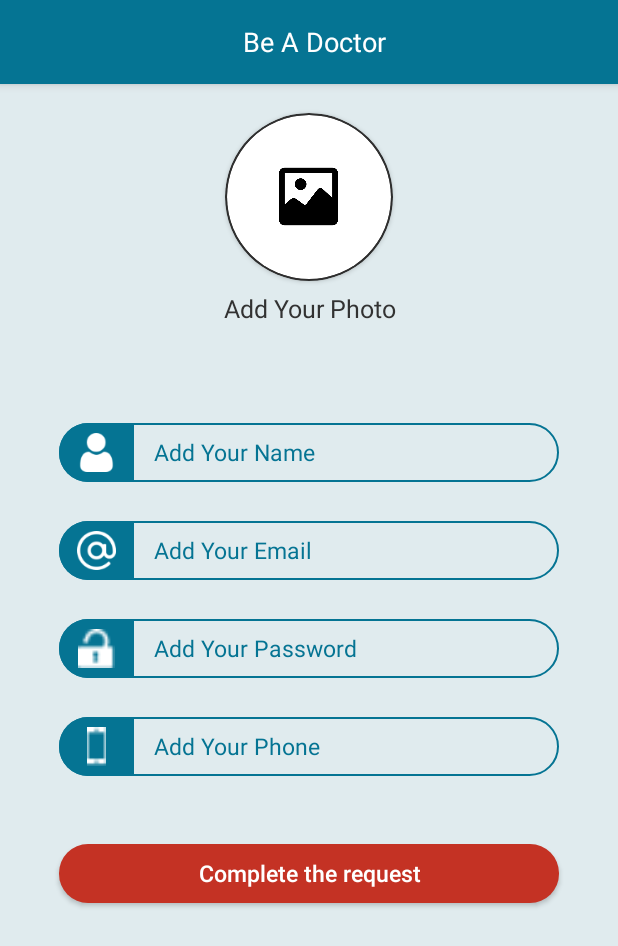
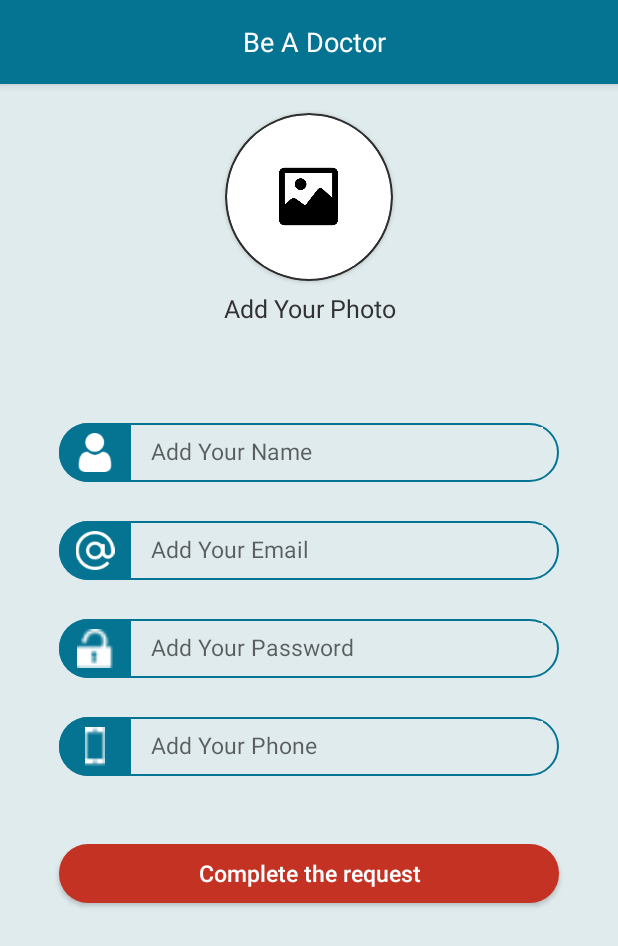
Before and after one commit to BeSolutionsMobile/KonsilAndroid, an Android app: the be_a_doctor screen opened directly, with no data from a screen before it, on a phone screen of 412 x 824 dp. Shown: the top 946 px of the screen. Run offline under Robolectric (Android 15) with nearby library versions, the light colour scheme and no system bars; our stand-ins replace sdp/ssp sizes.

Commit message:
new commit

```diff
--- a/app/src/main/res/layout/be_a_doctor.xml
+++ b/app/src/main/res/layout/be_a_doctor.xml
@@ -67,12 +67,16 @@
             android:src="@drawable/person_name"
             android:padding="@dimen/_5sdp"
             android:layout_height="match_parent"/>
-        <TextView
+        <EditText
             android:layout_weight=".85"
             android:layout_width="0dp"
             android:layout_height="match_parent"
-            android:text="@string/add_your_name"
+            android:hint="@string/add_your_name"
             android:gravity="center|left"
+            android:background="@color/color1"
+            android:layout_marginTop="@dimen/_2sdp"
+            android:layout_marginBottom="@dimen/_3sdp"
+            android:layout_marginRight="@dimen/_8sdp"
             android:paddingLeft="@dimen/_10sdp"
             android:textColor="@color/color2"
             android:textSize="@dimen/_12ssp"
@@ -96,11 +100,15 @@
             android:padding="@dimen/_5sdp"
             android:layout_width="0dp"
             android:layout_height="match_parent"/>
-        <TextView
+        <EditText
             android:layout_weight=".85"
             android:layout_width="0dp"
             android:layout_height="match_parent"
-            android:text="@string/add_your_email"
+            android:hint="@string/add_your_email"
+            android:background="@color/color1"
+            android:layout_marginTop="@dimen/_2sdp"
+            android:layout_marginBottom="@dimen/_3sdp"
+            android:layout_marginRight="@dimen/_8sdp"
             android:gravity="center|left"
             android:paddingLeft="@dimen/_10sdp"
             android:textColor="@color/color2"
@@ -126,11 +134,16 @@
             android:tint="@android:color/white"
             android:padding="@dimen/_5sdp"
             android:layout_height="match_parent"/>
-        <TextView
+        <EditText
             android:layout_weight=".85"
             android:layout_width="0dp"
             android:layout_height="match_parent"
-            android:text="@string/add_your_password"
+            android:hint="@string/add_your_password"
+            android:background="@color/color1"
+            android:layout_marginTop="@dimen/_2sdp"
+            android:layout_marginBottom="@dimen/_3sdp"
+            android:layout_marginRight="@dimen/_8sdp"
+            android:inputType="textPassword"
             android:gravity="center|left"
             android:paddingLeft="@dimen/_10sdp"
             android:textColor="@color/color2"
@@ -156,12 +169,17 @@
             android:padding="@dimen/_5sdp"
             android:layout_width="0dp"
             android:layout_height="match_parent"/>
-        <TextView
+        <EditText
             android:layout_weight=".85"
             android:layout_width="0dp"
             android:layout_height="match_parent"
-            android:text="@string/add_your_phone"
+            android:hint="@string/add_your_phone"
             android:gravity="center|left"
+            android:background="@color/color1"
+            android:layout_marginTop="@dimen/_2sdp"
+            android:layout_marginBottom="@dimen/_3sdp"
+            android:layout_marginRight="@dimen/_8sdp"
+            android:inputType="number"
             android:paddingLeft="@dimen/_10sdp"
             android:textColor="@color/color2"
             android:textSize="@dimen/_12ssp"
--- a/app/src/main/res/layout/make_a_complaint.xml
+++ b/app/src/main/res/layout/make_a_complaint.xml
@@ -28,6 +28,7 @@
             android:layout_width="match_parent"
             android:layout_height="@dimen/_30sdp"
             android:paddingLeft="@dimen/_5sdp"
+            android:id="@+id/make_complaint_spi"
             android:backgroundTintMode="@color/color4"
             android:background="@drawable/faq_item_bg"
             />
```
Also changed, not shown: app/src/main/java/com/besolutions/konsil/scenarios/scenario_make_complaint/make_a_complaint.java (+20 -0 lines), app/src/main/java/com/besolutions/konsil/scenarios/scenario_payment/controller/payment.java (+22 -0 lines), app/src/main/res/layout/payment.xml (+18 -2 lines).
